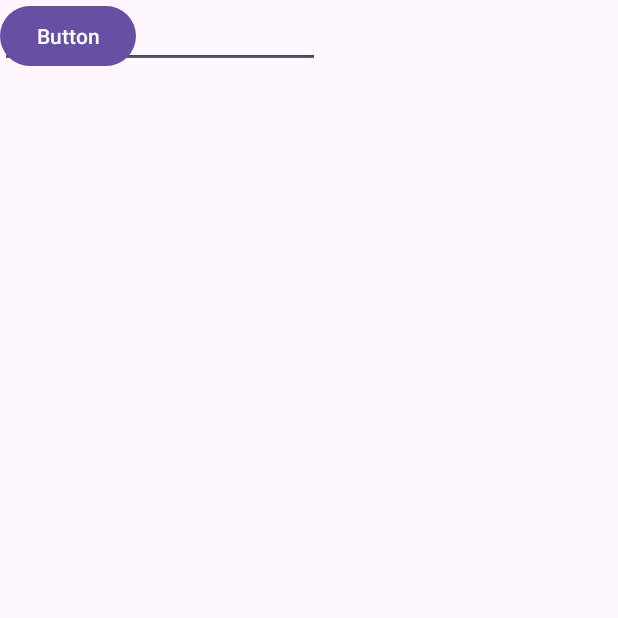
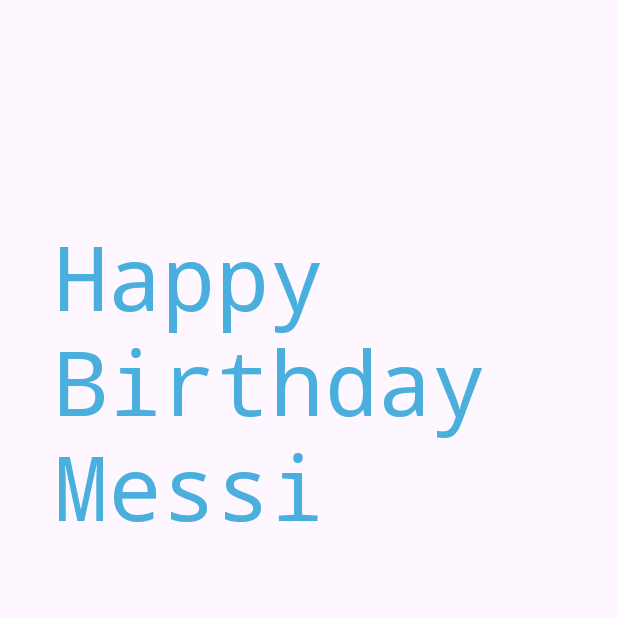
Before and after one commit to ARama-K/App-Dev, an Android app: the screen it shows after launch (MainActivity), on a phone screen of 412 x 824 dp, the top half of it. Run offline under Robolectric (Android 15) with nearby library versions, the phone set to English and light mode, and no system bars.

Commit message:
Assignment-2

```diff
--- a/app/src/main/res/layout/activity_main.xml
+++ b/app/src/main/res/layout/activity_main.xml
@@ -7,30 +7,18 @@
     android:layout_height="match_parent"
     tools:context=".MainActivity">
 
-    <EditText
-        android:id="@+id/editTextText"
-        android:layout_width="wrap_content"
-        android:layout_height="wrap_content"
-        android:ems="10"
-        android:inputType="text"
-        android:text="Name"
-        tools:layout_editor_absoluteX="130dp"
-        tools:layout_editor_absoluteY="152dp" />
-
-    <EditText
-        android:id="@+id/editTextTextPassword"
-        android:layout_width="wrap_content"
-        android:layout_height="wrap_content"
-        android:ems="10"
-        android:inputType="textPassword"
-        tools:layout_editor_absoluteX="130dp"
-        tools:layout_editor_absoluteY="216dp" />
-
-    <Button
-        android:id="@+id/button"
-        android:layout_width="wrap_content"
-        android:layout_height="wrap_content"
-        android:text="Button"
-        tools:layout_editor_absoluteX="130dp"
-        tools:layout_editor_absoluteY="305dp" />
+    <TextView
+        android:id="@+id/textView"
+        android:layout_width="0dp"
+        android:layout_height="258dp"
+        android:layout_marginStart="36dp"
+        android:layout_marginTop="143dp"
+        android:layout_marginEnd="36dp"
+        android:fontFamily="monospace"
+        android:text="@string/messi"
+        android:textColor="@color/messi"
+        android:textSize="60sp"
+        app:layout_constraintEnd_toEndOf="parent"
+        app:layout_constraintStart_toStartOf="parent"
+        app:layout_constraintTop_toTopOf="parent" />
 </androidx.constraintlayout.widget.ConstraintLayout>
--- a/app/src/main/res/values/colors.xml
+++ b/app/src/main/res/values/colors.xml
@@ -2,4 +2,5 @@
 <resources>
     <color name="black">#FF000000</color>
     <color name="white">#FFFFFFFF</color>
+    <color name="messi">#4AAFDD</color>
 </resources>
--- a/app/src/main/res/values/strings.xml
+++ b/app/src/main/res/values/strings.xml
@@ -1,3 +1,4 @@
 <resources>
     <string name="app_name">My Application</string>
+    <string name="messi">Happy Birthday Messi</string>
 </resources>
```
